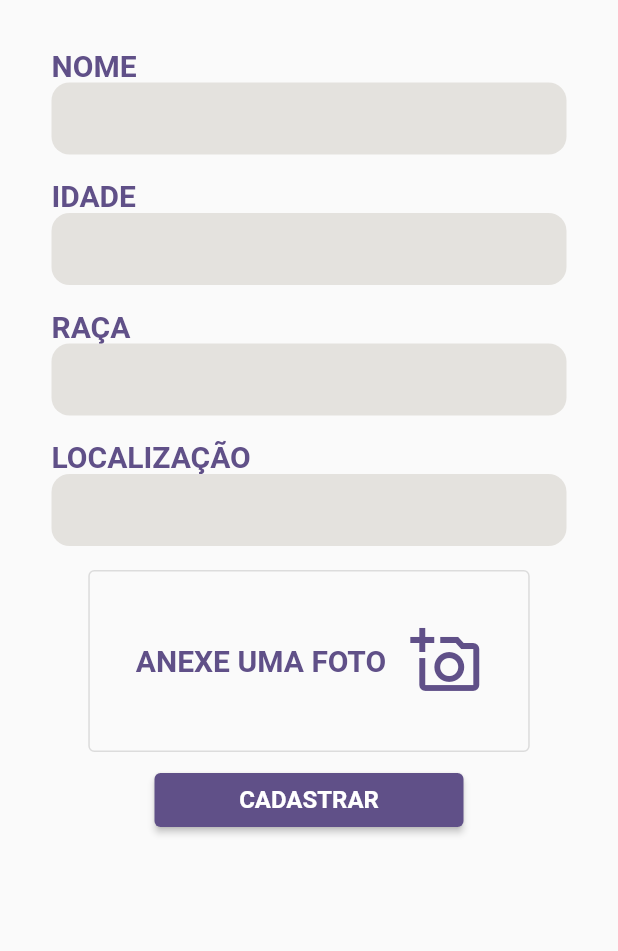
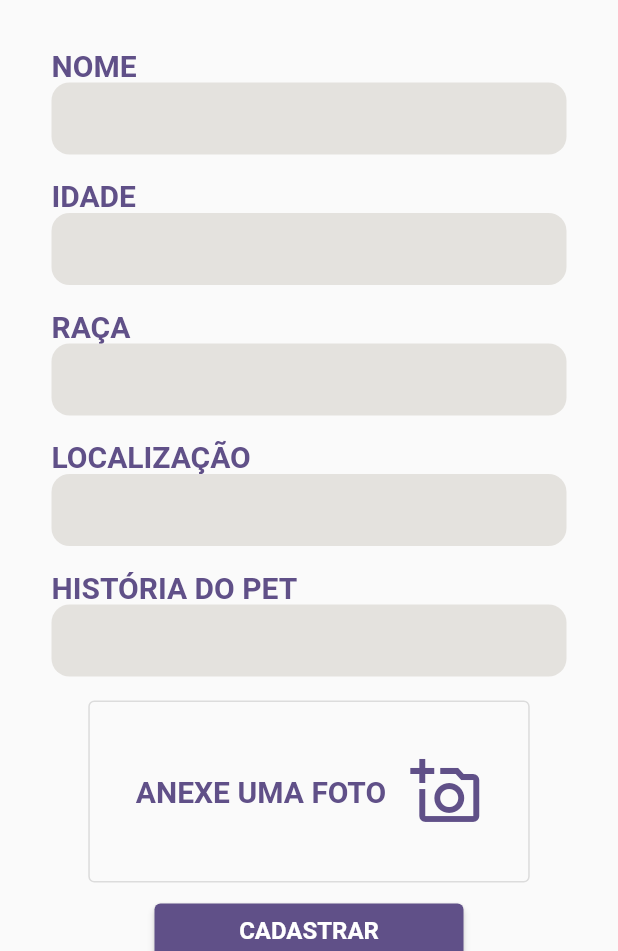
Before and after one commit to RoleDoElevador/Projeto_sistemas_distribuidos_FRONT-END, a Flutter app: the CadastroPet screen opened directly with empty values, on a phone screen of 412 x 824 dp, the part 285-1236 px from its top. Run offline on Flutter 3.47's test engine with Material 2 defaults, Android fonts, the phone set to English and light mode, and no system bars; our stand-ins replace bloc, flutter_bloc, image_picker.

Commit message:
Recebendo commit service

```diff
--- a/projeto_sistemas_distribuidos/lib/API/service.dart
+++ b/projeto_sistemas_distribuidos/lib/API/service.dart
@@ -4,7 +4,7 @@ import 'package:http/http.dart' as http;
 import 'package:projeto_sistemas_distribuidos/cadastro-pet/models/Pet.dart';
 
 class Service {
-  String url = 'https://aw-pets-api.herokuapp.com/pet/';
+  String url = 'https://api-pets-prod.herokuapp.com/pet/';
 
   Future<List<Pet>?> retonarListaDePets() async {
     try {
--- a/projeto_sistemas_distribuidos/lib/cadastro-pet/bloc/cadastro-pet-cubit.dart
+++ b/projeto_sistemas_distribuidos/lib/cadastro-pet/bloc/cadastro-pet-cubit.dart
@@ -1,3 +1,4 @@
+import 'dart:convert';
 import 'dart:io';
 import 'dart:typed_data';
 import 'package:flutter/cupertino.dart';
@@ -20,8 +21,10 @@ class CadastroPetCubit extends Cubit<CadastroPetModel>
   int idadePet = 0;
   String? racaPet = '';
   String? localizacaoPet = '';
+  String? historiaPet = '';
   Service service = new Service();
   Uint8List imagemPet = Uint8List(0);
+  Pet petSelecionado = Pet();
 
 
   void inicializarListaPets(Service service) async {
@@ -34,14 +37,16 @@ class CadastroPetCubit extends Cubit<CadastroPetModel>
   }
 
 
-  void salvarCadastroPet( BuildContext context, Pet pet) {
-    service.cadastroPet(pet);
+  void salvarCadastroPet(BuildContext context, Pet pet) {
+
+    if(pet != null){
+    service.cadastroPet(pet);}
   }
 
   Future tratarImagemPet(File imagem) async {
     imagemPet = await imagem.readAsBytes();
 
-    String imagemTratada = imagemPet.toString();
+    String imagemTratada = await base64Encode(imagemPet);
 
     return imagemTratada;
   }
--- a/projeto_sistemas_distribuidos/lib/cadastro-pet/components/cadastro-pet-form.dart
+++ b/projeto_sistemas_distribuidos/lib/cadastro-pet/components/cadastro-pet-form.dart
@@ -19,6 +19,7 @@ class _CadastroPetState extends State<CadastroPet> {
   TextEditingController controladoridadePet = new TextEditingController();
   TextEditingController controladorRacaPet = new TextEditingController();
   TextEditingController controladorLocalizacaoPet = new TextEditingController();
+  TextEditingController controladorHistoriaPet = new TextEditingController();
 
   Pet pet = new Pet();
 
@@ -74,6 +75,7 @@ class _CadastroPetState extends State<CadastroPet> {
             _retornaCampoForms("IDADE", controladoridadePet, TextInputType.number),
             _retornaCampoForms("RAÇA", controladorRacaPet, TextInputType.text),
             _retornaCampoForms("LOCALIZAÇÃO", controladorLocalizacaoPet, TextInputType.text),
+            _retornaCampoForms("HISTÓRIA DO PET", controladorHistoriaPet, TextInputType.text),
             _retornaAnexoFoto(),
             new Container(
               width: MediaQuery.of(context).size.width / 2,
@@ -86,12 +88,12 @@ class _CadastroPetState extends State<CadastroPet> {
                   _bloc!.idadePet = int.parse(controladoridadePet.text);
                   _bloc!.racaPet = controladorRacaPet.text;
                   _bloc!.localizacaoPet = controladorLocalizacaoPet.text;
+                  _bloc!.historiaPet = controladorHistoriaPet.text;
 
                   pet.nome = _bloc!.nomePet;
                   pet.idade = _bloc!.idadePet;
                   pet.raca = _bloc!.racaPet;
                   pet.localizacao = _bloc!.localizacaoPet;
-
 
                   pet.imagem = await _bloc!.tratarImagemPet(_bloc!.state.fotoCadastroPet!);
 
@@ -116,6 +118,7 @@ class _CadastroPetState extends State<CadastroPet> {
       padding: const EdgeInsets.only(top: 8, bottom: 8),
       width: MediaQuery.of(context).size.width / 1.2,
       child: new Column(
+        mainAxisSize: MainAxisSize.min,
         children: [
           new Container(
             alignment: Alignment.topLeft,
@@ -124,23 +127,30 @@ class _CadastroPetState extends State<CadastroPet> {
               style: TextStyle(
                   fontSize: 20,
                   color: const Color.fromRGBO(96, 80, 136, 1),
-                  fontWeight: FontWeight.bold),
+                  fontWeight: FontWeight.bold)
             ),
           ),
-          new Container(
+          Flexible(
+            flex: 5,
+            child: new Container(
               padding: const EdgeInsets.only(left: 8),
               decoration: new BoxDecoration(
                 borderRadius: new BorderRadius.circular(12),
                 color: const Color.fromRGBO(228, 226, 222, 1),
               ),
               child: new TextField(
+                maxLines: null,
                 controller: controlador,
                 cursorColor: Colors.transparent,
                 decoration: new InputDecoration(
                   enabledBorder: InputBorder.none,
                   focusedBorder: InputBorder.none,
+                  errorBorder: InputBorder.none,
+                  focusedErrorBorder: InputBorder.none,
                 ),
+
                 keyboardType: tipoTeclado,
+              ),
             ),
           ),
         ],
--- a/projeto_sistemas_distribuidos/lib/login/bloc/login-cubit-action.dart
+++ b/projeto_sistemas_distribuidos/lib/login/bloc/login-cubit-action.dart
@@ -1 +1,4 @@
-abstract class LoginCubitAction {}
+abstract class LoginCubitAction {
+  void inicializarListaUsuarios() {}
+
+}
```
Also changed, not shown: projeto_sistemas_distribuidos/lib/cadastro-pet/components/detalhePet.dart (+17 -14 lines), projeto_sistemas_distribuidos/lib/cadastro-pet/components/homePage.dart (+14 -8 lines), projeto_sistemas_distribuidos/lib/login/bloc/login-cubit-model.dart (+17 -1 lines), projeto_sistemas_distribuidos/lib/login/bloc/login_bloc.dart (+5 -2 lines). Lines whose indentation alone changed are shown as unchanged.
